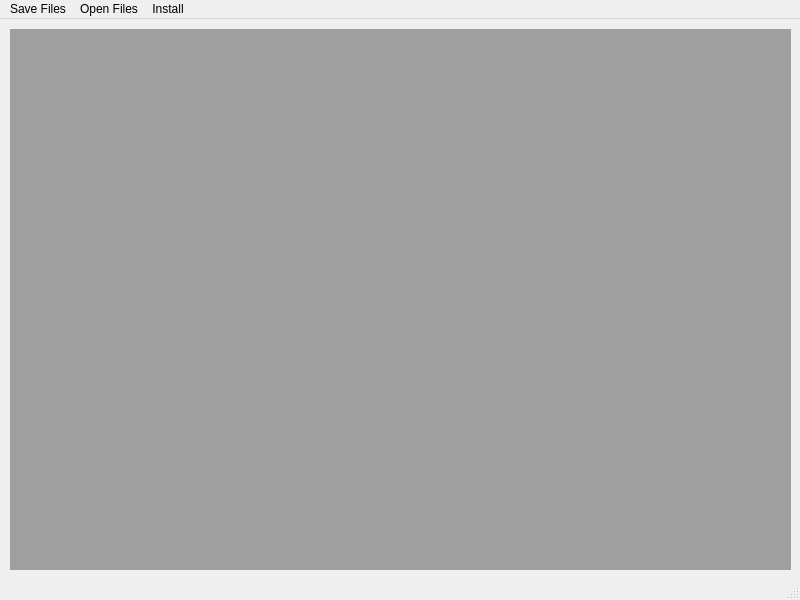
AVSidorov/FT2SXR, file ui/MainWindowDesign.ui: the form before one commit.
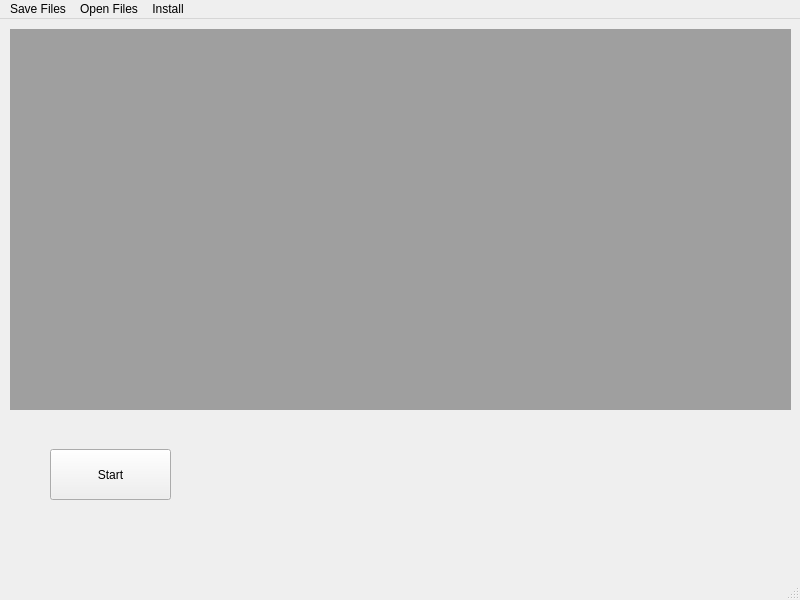
The form after the commit.

Commit message: Make "fast" start button.

```diff
--- a/ui/MainWindowDesign.ui
+++ b/ui/MainWindowDesign.ui
@@ -38,7 +38,7 @@
       <x>10</x>
       <y>10</y>
       <width>781</width>
-      <height>541</height>
+      <height>381</height>
      </rect>
     </property>
     <property name="sizePolicy">
@@ -48,6 +48,19 @@
      </sizepolicy>
     </property>
    </widget>
+   <widget class="QPushButton" name="buttonStart">
+    <property name="geometry">
+     <rect>
+      <x>50</x>
+      <y>430</y>
+      <width>121</width>
+      <height>51</height>
+     </rect>
+    </property>
+    <property name="text">
+     <string>Start</string>
+    </property>
+   </widget>
   </widget>
   <widget class="QMenuBar" name="menubar">
    <property name="geometry">
```
The commit also changes 3 other files.
